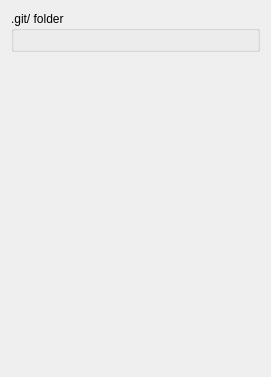
Before: the Qt Designer form configdialog.ui in KDE/akonadi-git-resource, drawn with Qt 5.
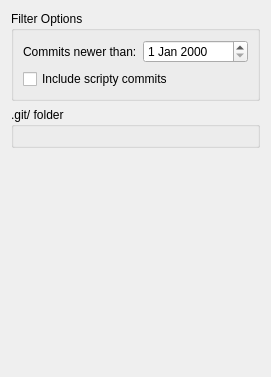
After: the same form once the commit is applied. Custom widgets are drawn as their Qt base class.

Commit message:
New options for the config dialog.
- Don't include scripty commits
- Don't include commits older than a specific date

What changed in the file:
```diff
--- a/configdialog.ui
+++ b/configdialog.ui
@@ -14,6 +14,36 @@
    <string>Dialog</string>
   </property>
   <layout class="QVBoxLayout" name="verticalLayout">
+   <item>
+    <widget class="QGroupBox" name="groupBox">
+     <property name="title">
+      <string>Filter Options</string>
+     </property>
+     <layout class="QVBoxLayout" name="verticalLayout_2">
+      <item>
+       <layout class="QHBoxLayout" name="horizontalLayout_2">
+        <item>
+         <widget class="QLabel" name="labelFrom">
+          <property name="text">
+           <string>Commits newer than:</string>
+          </property>
+         </widget>
+        </item>
+        <item>
+         <widget class="QDateEdit" name="from"/>
+        </item>
+       </layout>
+      </item>
+      <item>
+       <widget class="QCheckBox" name="scripty">
+        <property name="text">
+         <string>Include scripty commits</string>
+        </property>
+       </widget>
+      </item>
+     </layout>
+    </widget>
+   </item>
    <item>
     <widget class="QGroupBox" name="groupBox_2">
      <property name="title">
```
The commit also changes 3 other files.
